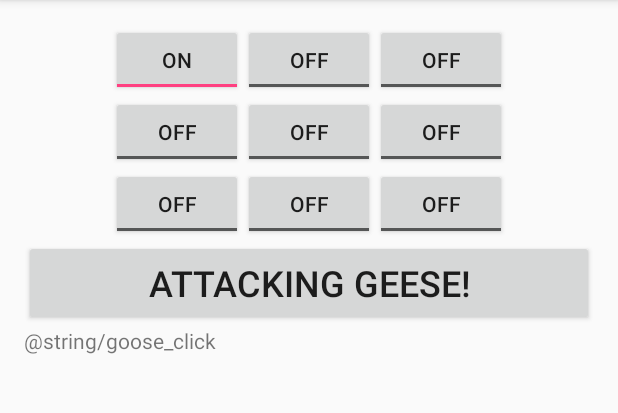
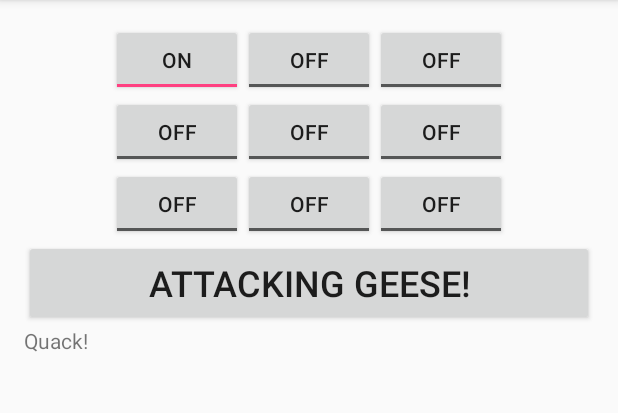
Before and after one commit to omnivaliant/LocalHax, an Android app: the screen it shows after launch (MainActivity), after a tap on "ATTACKING GEESE!", on a phone screen of 412 x 824 dp, the part 84-497 px from its top. Run offline under Robolectric (Android 15) with nearby library versions, the phone set to English and light mode, and no system bars.

Commit message:
Added Quack! message and the toggle switch

```diff
--- a/LocalHax/app/src/main/java/com/wenbinzhao/localhax/MainActivity.java
+++ b/LocalHax/app/src/main/java/com/wenbinzhao/localhax/MainActivity.java
@@ -5,12 +5,14 @@ import android.support.v7.app.AppCompatActivity;
 import android.os.Bundle;
 import android.view.View;
 import android.widget.Button;
+import android.widget.ToggleButton;
 import android.widget.TextView;
 
 public class MainActivity extends AppCompatActivity {
 
     Button btnGoose;
     TextView txtMain;
+    ToggleButton tgl00;
 
     @Override
     protected void onCreate(Bundle savedInstanceState) {
@@ -19,11 +21,14 @@ public class MainActivity extends AppCompatActivity {
 
         btnGoose = (Button)findViewById(R.id.goose);
         txtMain = (TextView)findViewById(R.id.main);
+        tgl00 = (ToggleButton)findViewById(R.id.b00);
 
         btnGoose.setOnClickListener(new View.OnClickListener() {
             @Override
             public void onClick(View v) {
-                txtMain.setText("@string/goose_click");
+                txtMain.setText("Quack!");
+                // btnGoose.setSelected(true);
+                tgl00.toggle();
             }
         });
 
--- a/LocalHax/app/src/main/res/layout/activity_main.xml
+++ b/LocalHax/app/src/main/res/layout/activity_main.xml
@@ -21,7 +21,7 @@
             android:text="ToggleButton"
             android:layout_height="wrap_content"
             android:id="@+id/b00"
-            android:checked="true" />
+            android:checked="false" />
 
         <ToggleButton
             android:text="ToggleButton"
```
